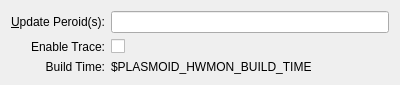
This is contents/ui/config.ui in bruceauyeung/plasmoid-hwmon as Qt 5 draws it before an edit. The edited form follows.
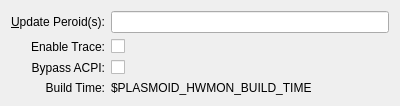
This is the edited form. Custom widgets are drawn as their Qt base class.

Commit message: (1). add a new configuration (bypass acpi) to help to retrieve cpu temperature directly from sensors command withou giving acpi a try. (2). merge net.ubuntudaily.hwmon.trace.log and net.ubuntudaily.hwmon.info.log into net.ubuntudaily.hwmon.log, so from now on your should email net.ubuntudaily.hwmon.log to me for debug purpose.

```diff
--- a/contents/ui/config.ui
+++ b/contents/ui/config.ui
@@ -47,8 +47,28 @@
     </widget>
    </item>
 
-   
+   <item row="2" column="0">
+    <widget class="QLabel" name="label">
+     <property name="text">
+      <string>Bypass ACPI:</string>
+     </property>
+     <property name="alignment">
+      <set>Qt::AlignRight|Qt::AlignTrailing|Qt::AlignVCenter</set>
+     </property>
+     <property name="buddy">
+      <cstring>kcfg_bypassACPI</cstring>
+     </property>
+    </widget>
+   </item>
    <item row="2" column="1">
+    <widget class="QCheckBox" name="kcfg_bypassACPI">  
+     <property name="toolTip">
+      <string>if checked, directly retrieve CPU temperature from sensors command; if unchecked, first try to retrieve CPU temperature from ACPI, if failed then from sensors command.</string>
+     </property>        
+    </widget>
+   </item>
+   
+   <item row="3" column="1">
     <spacer name="verticalSpacer">
      <property name="orientation">
       <enum>Qt::Vertical</enum>
@@ -62,7 +82,7 @@
     </spacer>
    </item>
 
-   <item row="3" column="0">
+   <item row="4" column="0">
     <widget class="QLabel" name="label">
      <property name="text">
       <string>Build Time:</string>
@@ -72,7 +92,7 @@
      </property>
     </widget>
    </item>
-   <item row="3" column="1">
+   <item row="4" column="1">
     <widget class="QLabel" name="label">
      <property name="text">
       <string>$PLASMOID_HWMON_BUILD_TIME</string>
```
Left out of the diff: 11 changed lines with no effect on the pictures. The commit also changes 3 other files.
